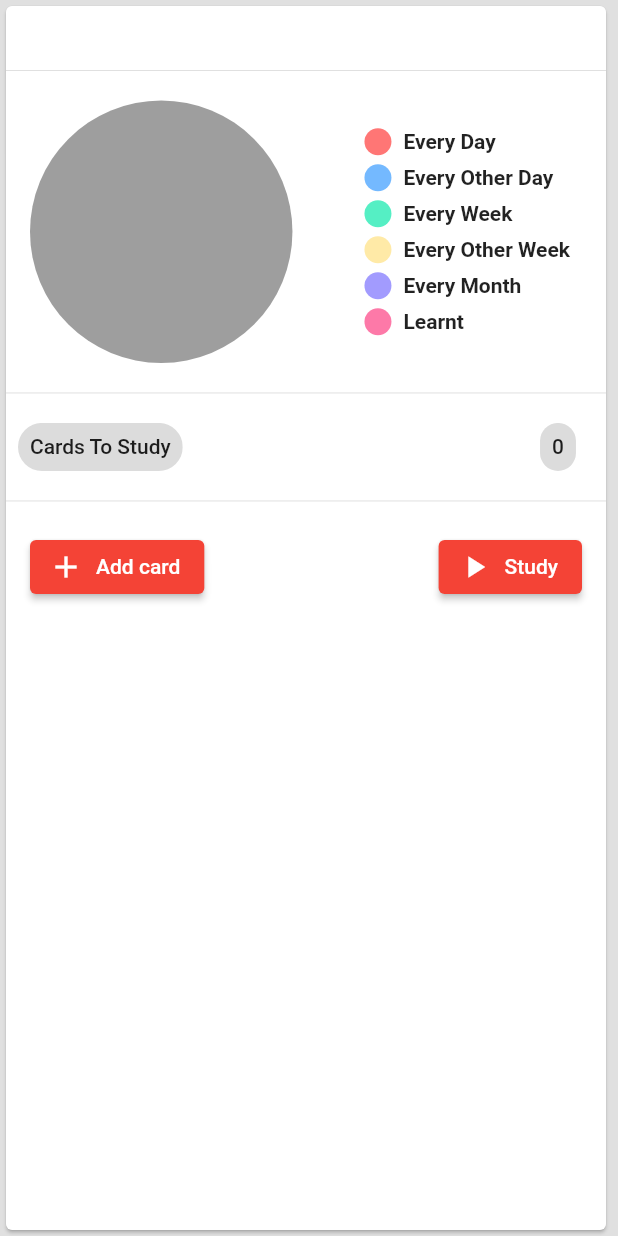
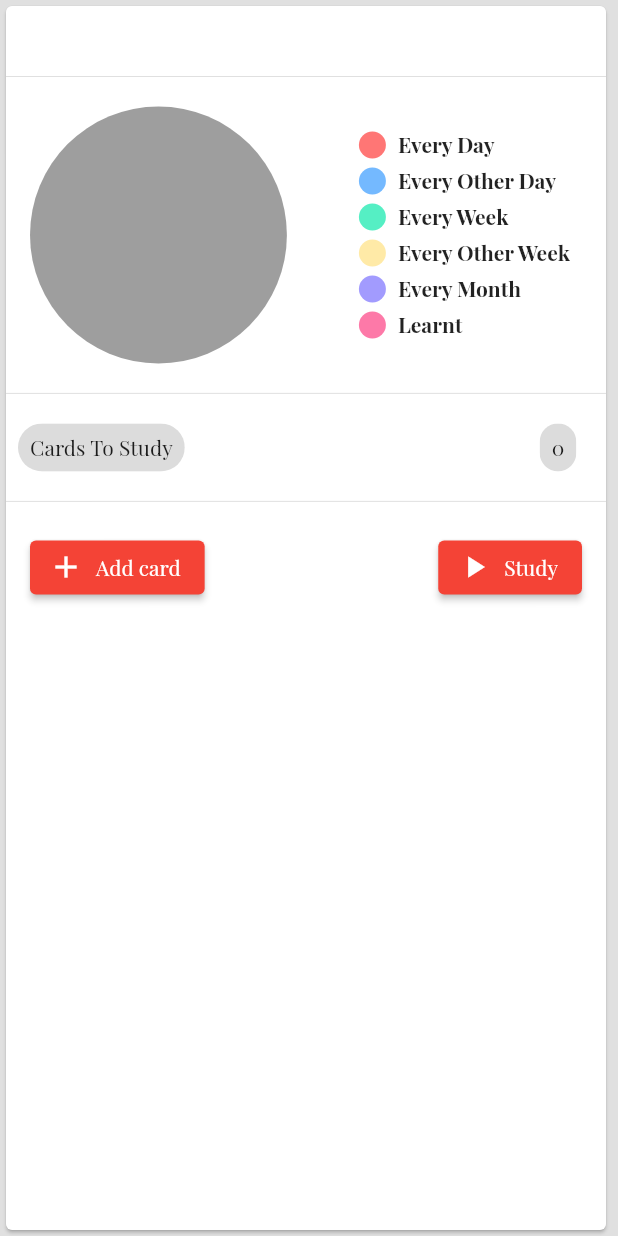
Before and after one commit to memolang-app/memolang-client, a Flutter app: the SubjectCard widget shown alone on an empty page, opened directly with empty values, on a phone screen of 412 x 824 dp. Run offline on Flutter 3.47's test engine with Material 2 defaults, Android fonts, the phone set to English and light mode, and no system bars; drawn by our look-alikes of pie_chart; our stand-ins replace flutter_login, flutter_secure_storage, flutter_spinkit; missing offline and left inert: splash_view; accounts and stored records are empty; network calls fail.

Commit message:
Fix unicode characters

```diff
--- a/lib/components/subject_card.dart
+++ b/lib/components/subject_card.dart
@@ -1,3 +1,5 @@
+import 'dart:convert';
+
 import 'package:flutter/material.dart';
 import 'package:memolang/models/subject.dart';
 import 'package:memolang/pages/study_page.dart';
@@ -100,7 +102,7 @@ class SubjectCard extends StatelessWidget {
               Padding(
                 padding: const EdgeInsets.all(8.0),
                 child: Text(
-                  subject.name,
+                  const Utf8Decoder().convert(subject.name.codeUnits),
                   style: TextStyle(
                     color: red,
                     fontWeight: FontWeight.bold,
--- a/lib/main_with_api_url.dart
+++ b/lib/main_with_api_url.dart
@@ -18,6 +18,7 @@ void mainWithApiUrl({required String apiUrl}) {
     },
     theme: ThemeData(
       scaffoldBackgroundColor: backgroundColor,
+      fontFamily: 'playfair',
       appBarTheme: AppBarTheme(
         backgroundColor: red,
         centerTitle: true,
```
Also changed, not shown: lib/pages/study_page.dart (+4 -4 lines), pubspec.yaml (+7 -6 lines), fonts/PlayfairDisplay-Bold.ttf (added), fonts/PlayfairDisplay-Italic.ttf (added), fonts/PlayfairDisplay-Regular.ttf (added).
